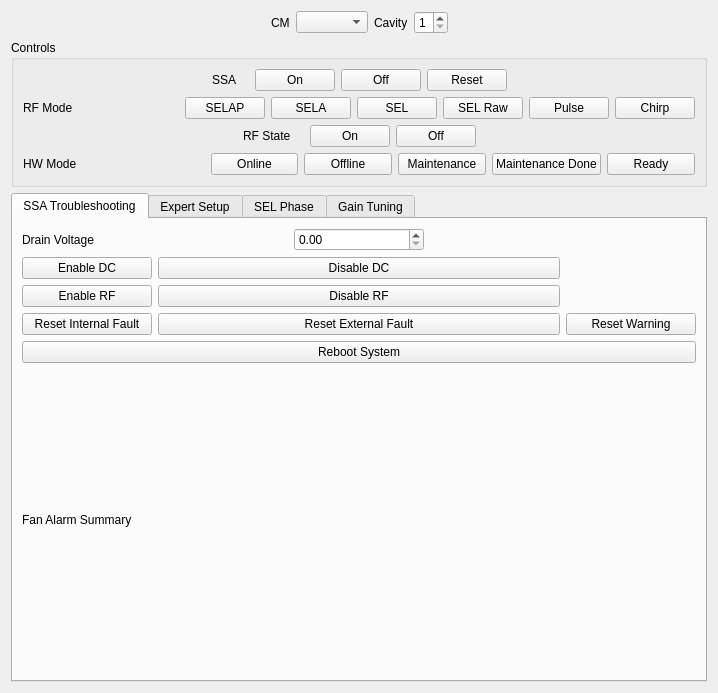
slaclab/srf_cavity_expert_screen, file expert.ui: the form before one commit.
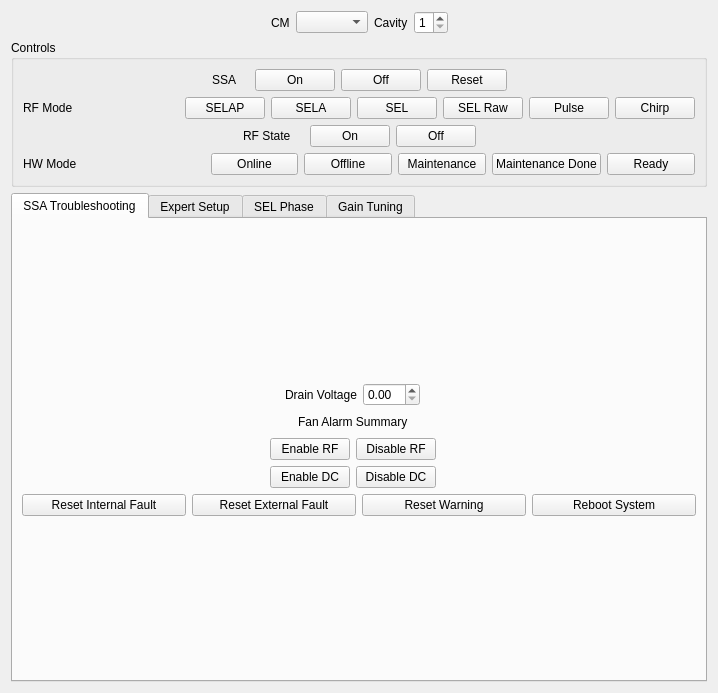
The form after the commit. Custom widgets are drawn as their Qt base class.

Diff of the .ui file:
```diff
--- a/expert.ui
+++ b/expert.ui
@@ -430,28 +430,50 @@
       <attribute name="title">
        <string>SSA Troubleshooting</string>
       </attribute>
-      <layout class="QGridLayout" name="gridLayout_2">
-       <item row="0" column="2">
+      <layout class="QVBoxLayout" name="verticalLayout_7">
+       <item>
+        <spacer name="verticalSpacer">
+         <property name="orientation">
+          <enum>Qt::Vertical</enum>
+         </property>
+         <property name="sizeHint" stdset="0">
+          <size>
+           <width>20</width>
+           <height>40</height>
+          </size>
+         </property>
+        </spacer>
+       </item>
+       <item>
+        <layout class="QHBoxLayout" name="horizontalLayout_13">
+         <item>
+          <spacer name="horizontalSpacer_14">
+           <property name="orientation">
+            <enum>Qt::Horizontal</enum>
+           </property>
+           <property name="sizeHint" stdset="0">
+            <size>
+             <width>40</width>
+             <height>20</height>
+            </size>
+           </property>
+          </spacer>
+         </item>
+         <item>
+          <widget class="QLabel" name="label_4">
+           <property name="text">
+            <string>Drain Voltage</string>
+           </property>
+          </widget>
+         </item>
+         <item>
         <widget class="PyDMSpinbox" name="ssa_drain_voltage_spinbox">
          <property name="toolTip">
           <string/>
          </property>
         </widget>
        </item>
-       <item row="3" column="0">
-        <widget class="PyDMPushButton" name="ssa_reset_internal_fault_button">
-         <property name="toolTip">
-          <string/>
-         </property>
-         <property name="text">
-          <string>Reset Internal Fault</string>
-         </property>
-         <property name="pressValue" stdset="0">
-          <string>1</string>
-         </property>
-        </widget>
-       </item>
-       <item row="0" column="4">
+         <item>
         <widget class="PyDMLabel" name="ssa_drain_voltage_label">
          <property name="toolTip">
           <string/>
@@ -461,50 +483,97 @@
          </property>
         </widget>
        </item>
-       <item row="5" column="0">
+         <item>
+          <spacer name="horizontalSpacer_15">
+           <property name="orientation">
+            <enum>Qt::Horizontal</enum>
+           </property>
+           <property name="sizeHint" stdset="0">
+            <size>
+             <width>40</width>
+             <height>20</height>
+            </size>
+           </property>
+          </spacer>
+         </item>
+        </layout>
+       </item>
+       <item>
+        <layout class="QHBoxLayout" name="horizontalLayout_17">
+         <item>
+          <spacer name="horizontalSpacer_16">
+           <property name="orientation">
+            <enum>Qt::Horizontal</enum>
+           </property>
+           <property name="sizeHint" stdset="0">
+            <size>
+             <width>40</width>
+             <height>20</height>
+            </size>
+           </property>
+          </spacer>
+         </item>
+         <item>
         <widget class="QLabel" name="label_5">
          <property name="text">
           <string>Fan Alarm Summary</string>
          </property>
         </widget>
        </item>
-       <item row="1" column="1" colspan="3">
-        <widget class="PyDMPushButton" name="ssa_dc_disable_button">
+         <item>
+          <widget class="PyDMLabel" name="ssa_fan_alarm_label">
          <property name="toolTip">
           <string/>
          </property>
-         <property name="text">
-          <string>Disable DC</string>
-         </property>
-         <property name="pressValue" stdset="0">
-          <string>0</string>
-         </property>
-        </widget>
-       </item>
-       <item row="4" column="0" colspan="5">
-        <widget class="PyDMPushButton" name="ssa_reboot_system_button">
-         <property name="toolTip">
-          <string/>
-         </property>
-         <property name="text">
-          <string>Reboot System</string>
-         </property>
-        </widget>
-       </item>
-       <item row="3" column="4">
-        <widget class="PyDMPushButton" name="ssa_reset_warning_button">
+           <property name="alarmSensitiveContent" stdset="0">
+            <bool>true</bool>
+           </property>
+          </widget>
+         </item>
+         <item>
+          <spacer name="horizontalSpacer_17">
+           <property name="orientation">
+            <enum>Qt::Horizontal</enum>
+           </property>
+           <property name="sizeHint" stdset="0">
+            <size>
+             <width>40</width>
+             <height>20</height>
+            </size>
+           </property>
+          </spacer>
+         </item>
+        </layout>
+       </item>
+       <item>
+        <layout class="QHBoxLayout" name="horizontalLayout_15">
+         <item>
+          <spacer name="horizontalSpacer_18">
+           <property name="orientation">
+            <enum>Qt::Horizontal</enum>
+           </property>
+           <property name="sizeHint" stdset="0">
+            <size>
+             <width>40</width>
+             <height>20</height>
+            </size>
+           </property>
+          </spacer>
+         </item>
+         <item>
+          <widget class="PyDMPushButton" name="ssa_rf_enable_button">
          <property name="toolTip">
           <string/>
          </property>
          <property name="text">
-          <string>Reset Warning</string>
+            <string>Enable RF</string>
          </property>
          <property name="pressValue" stdset="0">
           <string>1</string>
          </property>
         </widget>
        </item>
-       <item row="2" column="1" colspan="3">
+         <item>
         <widget class="PyDMPushButton" name="ssa_rf_disable_button">
          <property name="toolTip">
           <string/>
@@ -517,7 +586,47 @@
          </property>
         </widget>
        </item>
-       <item row="1" column="0">
+         <item>
+          <widget class="PyDMLabel" name="ssa_rf_enable_readback_label">
+           <property name="toolTip">
+            <string/>
+           </property>
+           <property name="alarmSensitiveContent" stdset="0">
+            <bool>true</bool>
+           </property>
+          </widget>
+         </item>
+         <item>
+          <spacer name="horizontalSpacer_19">
+           <property name="orientation">
+            <enum>Qt::Horizontal</enum>
+           </property>
+           <property name="sizeHint" stdset="0">
+            <size>
+             <width>40</width>
+             <height>20</height>
+            </size>
+           </property>
+          </spacer>
+         </item>
+        </layout>
+       </item>
+       <item>
+        <layout class="QHBoxLayout" name="horizontalLayout_14">
+         <item>
+          <spacer name="horizontalSpacer_20">
+           <property name="orientation">
+            <enum>Qt::Horizontal</enum>
+           </property>
+           <property name="sizeHint" stdset="0">
+            <size>
+             <width>40</width>
+             <height>20</height>
+            </size>
+           </property>
+          </spacer>
+         </item>
+         <item>
         <widget class="PyDMPushButton" name="ssa_dc_enable_button">
          <property name="toolTip">
           <string/>
@@ -530,7 +639,20 @@
          </property>
         </widget>
        </item>
-       <item row="1" column="4">
+         <item>
+          <widget class="PyDMPushButton" name="ssa_dc_disable_button">
+           <property name="toolTip">
+            <string/>
+           </property>
+           <property name="text">
+            <string>Disable DC</string>
+           </property>
+           <property name="pressValue" stdset="0">
+            <string>0</string>
+           </property>
+          </widget>
+         </item>
+         <item>
         <widget class="PyDMLabel" name="ssa_dc_enable_readback_label">
          <property name="toolTip">
           <string/>
@@ -540,20 +662,37 @@
          </property>
         </widget>
        </item>
-       <item row="2" column="0">
-        <widget class="PyDMPushButton" name="ssa_rf_enable_button">
+         <item>
+          <spacer name="horizontalSpacer_21">
+           <property name="orientation">
+            <enum>Qt::Horizontal</enum>
+           </property>
+           <property name="sizeHint" stdset="0">
+            <size>
+             <width>40</width>
+             <height>20</height>
+            </size>
+           </property>
+          </spacer>
+         </item>
+        </layout>
+       </item>
+       <item>
+        <layout class="QHBoxLayout" name="horizontalLayout_16">
+         <item>
+          <widget class="PyDMPushButton" name="ssa_reset_internal_fault_button">
          <property name="toolTip">
           <string/>
          </property>
          <property name="text">
-          <string>Enable RF</string>
+            <string>Reset Internal Fault</string>
          </property>
          <property name="pressValue" stdset="0">
           <string>1</string>
          </property>
         </widget>
        </item>
-       <item row="3" column="1" colspan="3">
+         <item>
         <widget class="PyDMPushButton" name="ssa_reset_external_fault_button">
          <property name="toolTip">
           <string/>
@@ -566,32 +705,43 @@
          </property>
         </widget>
        </item>
-       <item row="0" column="0">
-        <widget class="QLabel" name="label_4">
+         <item>
+          <widget class="PyDMPushButton" name="ssa_reset_warning_button">
+           <property name="toolTip">
+            <string/>
+           </property>
          <property name="text">
-          <string>Drain Voltage</string>
-         </property>
-        </widget>
-       </item>
-       <item row="2" column="4">
-        <widget class="PyDMLabel" name="ssa_rf_enable_readback_label">
+            <string>Reset Warning</string>
+           </property>
+           <property name="pressValue" stdset="0">
+            <string>1</string>
+           </property>
+          </widget>
+         </item>
+         <item>
+          <widget class="PyDMPushButton" name="ssa_reboot_system_button">
          <property name="toolTip">
           <string/>
          </property>
-         <property name="alarmSensitiveContent" stdset="0">
-          <bool>true</bool>
+           <property name="text">
+            <string>Reboot System</string>
          </property>
         </widget>
        </item>
-       <item row="5" column="1" colspan="4">
-        <widget class="PyDMLabel" name="ssa_fan_alarm_label">
-         <property name="toolTip">
-          <string/>
+        </layout>
+       </item>
+       <item>
+        <spacer name="verticalSpacer_2">
+         <property name="orientation">
+          <enum>Qt::Vertical</enum>
          </property>
-         <property name="alarmSensitiveContent" stdset="0">
-          <bool>true</bool>
+         <property name="sizeHint" stdset="0">
+          <size>
+           <width>20</width>
+           <height>40</height>
+          </size>
          </property>
-        </widget>
+        </spacer>
        </item>
       </layout>
      </widget>
```
Lines whose indentation alone changed are shown as unchanged.
